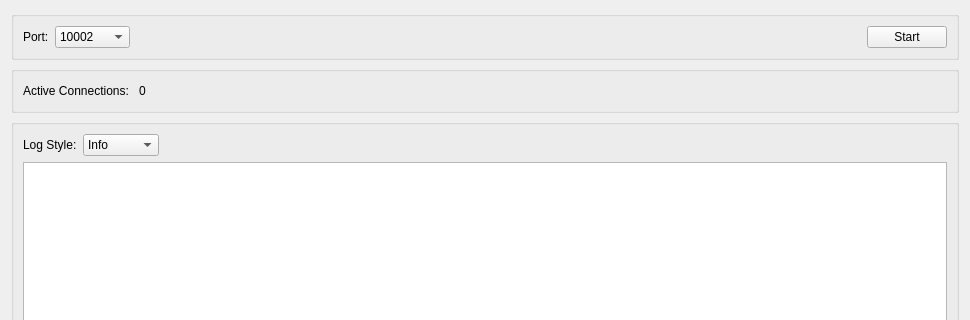
Before: the Qt Designer form Widgets/TcpWidget.ui in navinreddy23/Qt_TCP_UDP_Server, drawn with Qt 5; both pictures show x 0 to 970 and y 0 to 320 of the 970 by 703 pixel window.
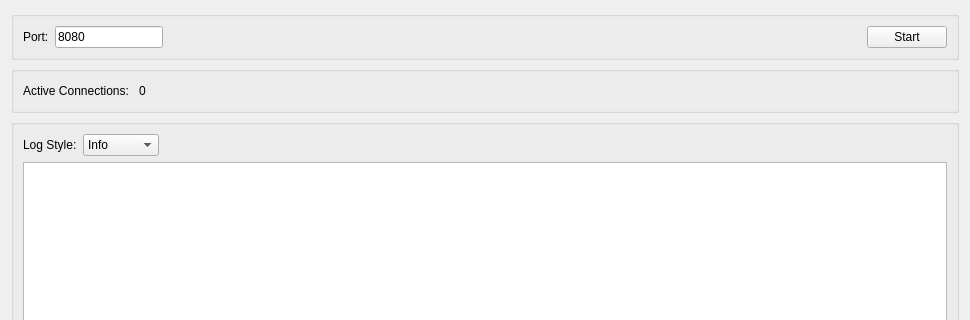
After: the same form once the commit is applied.

Commit message: Changed port from drop down to line edit.

```diff
--- a/Widgets/TcpWidget.ui
+++ b/Widgets/TcpWidget.ui
@@ -12,102 +12,15 @@
   </property>
   <property name="palette">
    <palette>
-    <active>
-     <colorrole role="Highlight">
-      <brush brushstyle="SolidPattern">
-       <color alpha="255">
-        <red>0</red>
-        <green>126</green>
-        <blue>8</blue>
-       </color>
-      </brush>
-     </colorrole>
-    </active>
-    <inactive>
-     <colorrole role="Highlight">
-      <brush brushstyle="SolidPattern">
-       <color alpha="255">
-        <red>0</red>
-        <green>126</green>
-        <blue>8</blue>
-       </color>
-      </brush>
-     </colorrole>
-    </inactive>
-    <disabled>
-     <colorrole role="Highlight">
-      <brush brushstyle="SolidPattern">
-       <color alpha="255">
-        <red>145</red>
-        <green>145</green>
-        <blue>145</blue>
-       </color>
-      </brush>
-     </colorrole>
-    </disabled>
+    <active/>
+    <inactive/>
+    <disabled/>
    </palette>
   </property>
   <property name="windowTitle">
    <string>Form</string>
   </property>
   <layout class="QGridLayout" name="gridLayout_5">
-   <item row="0" column="0">
-    <widget class="QGroupBox" name="gpMicTcpInput">
-     <property name="title">
-      <string/>
-     </property>
-     <layout class="QGridLayout" name="gridLayout_2">
-      <item row="0" column="2">
-       <spacer name="horizontalSpacer">
-        <property name="orientation">
-         <enum>Qt::Horizontal</enum>
-        </property>
-        <property name="sizeHint" stdset="0">
-         <size>
-          <width>470</width>
-          <height>17</height>
-         </size>
-        </property>
-       </spacer>
-      </item>
-      <item row="0" column="1">
-       <widget class="QComboBox" name="cmbMicTcpPort">
-        <property name="minimumSize">
-         <size>
-          <width>75</width>
-          <height>0</height>
-         </size>
-        </property>
-        <item>
-         <property name="text">
-          <string>10002</string>
-         </property>
-        </item>
-       </widget>
-      </item>
-      <item row="0" column="3">
-       <widget class="QPushButton" name="btnMicTcpStartStop">
-        <property name="minimumSize">
-         <size>
-          <width>0</width>
-          <height>20</height>
-         </size>
-        </property>
-        <property name="text">
-         <string>Start</string>
-        </property>
-       </widget>
-      </item>
-      <item row="0" column="0">
-       <widget class="QLabel" name="label_MicTcp_5">
-        <property name="text">
-         <string>Port:</string>
-        </property>
-       </widget>
-      </item>
-     </layout>
-    </widget>
-   </item>
    <item row="1" column="0">
     <widget class="QGroupBox" name="gpMicTcpLogs">
      <property name="title">
@@ -144,6 +57,61 @@
      </layout>
     </widget>
    </item>
+   <item row="0" column="0">
+    <widget class="QGroupBox" name="gpMicTcpInput">
+     <property name="title">
+      <string/>
+     </property>
+     <layout class="QGridLayout" name="gridLayout">
+      <item row="0" column="0">
+       <widget class="QLabel" name="label_MicTcp_5">
+        <property name="text">
+         <string>Port:</string>
+        </property>
+       </widget>
+      </item>
+      <item row="0" column="1">
+       <widget class="QLineEdit" name="lePort">
+        <property name="sizePolicy">
+         <sizepolicy hsizetype="Fixed" vsizetype="Fixed">
+          <horstretch>0</horstretch>
+          <verstretch>0</verstretch>
+         </sizepolicy>
+        </property>
+        <property name="text">
+         <string>8080</string>
+        </property>
+       </widget>
+      </item>
+      <item row="0" column="2">
+       <spacer name="horizontalSpacer">
+        <property name="orientation">
+         <enum>Qt::Horizontal</enum>
+        </property>
+        <property name="sizeHint" stdset="0">
+         <size>
+          <width>470</width>
+          <height>17</height>
+         </size>
+        </property>
+       </spacer>
+      </item>
+      <item row="0" column="3">
+       <widget class="QPushButton" name="btnMicTcpStartStop">
+        <property name="minimumSize">
+         <size>
+          <width>0</width>
+          <height>20</height>
+         </size>
+        </property>
+        <property name="text">
+         <string>Start</string>
+        </property>
+       </widget>
+      </item>
+     </layout>
+    </widget>
+   </item>
    <item row="2" column="0">
     <widget class="QGroupBox" name="gpMicTcpStats">
      <property name="title">
```
The commit also changes 5 other files.
